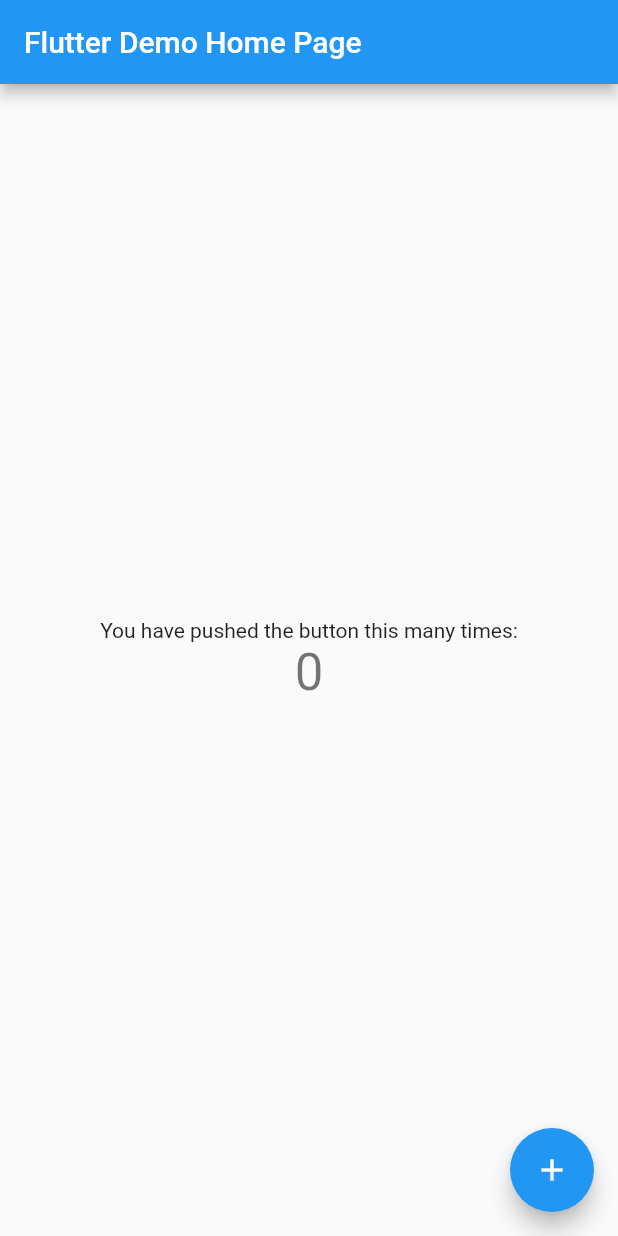
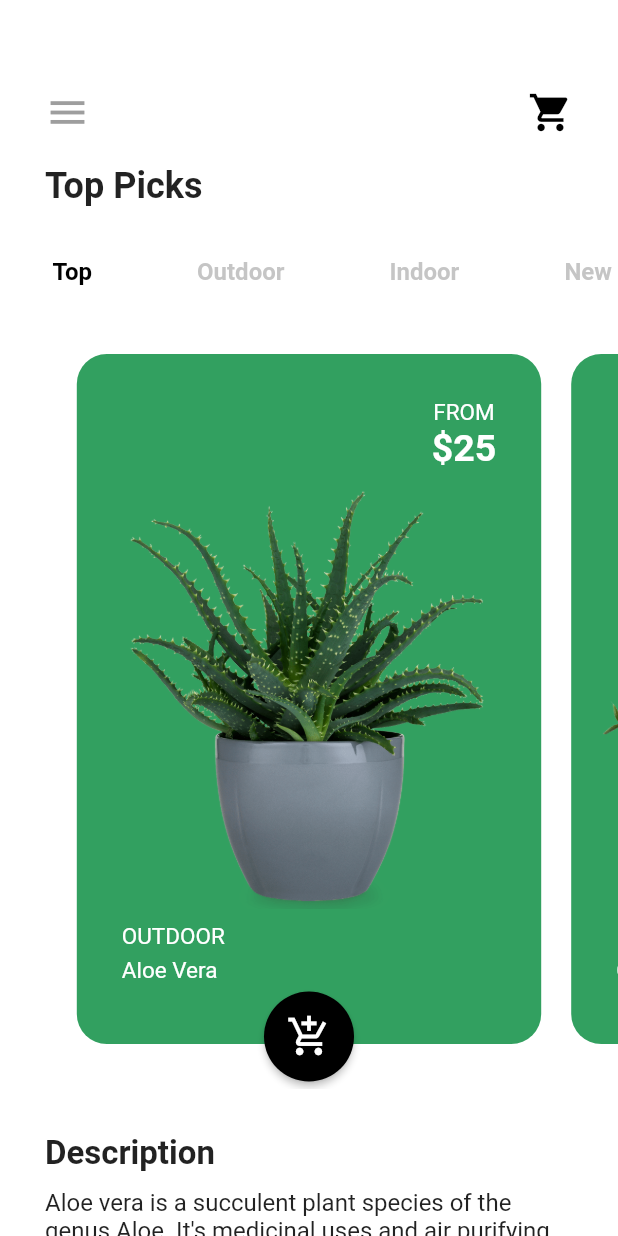
Before and after one commit to iamgouravturka/flutter-plant-app-ui, a Flutter app: the screen it shows after launch, on a phone screen of 412 x 824 dp. Run offline on Flutter 3.47's test engine with Material 2 defaults, Android fonts, the phone set to English and light mode, and no system bars.

```diff
--- a/lib/main.dart
+++ b/lib/main.dart
@@ -1,4 +1,5 @@
 import 'package:flutter/material.dart';
+import 'package:plant_app_ui/plantAppUI/plant_main_screen.dart';
 
 void main() => runApp(MyApp());
 
@@ -7,105 +8,8 @@ class MyApp extends StatelessWidget {
   @override
   Widget build(BuildContext context) {
     return MaterialApp(
-      title: 'Flutter Demo',
-      theme: ThemeData(
-        // This is the theme of your application.
-        //
-        // Try running your application with "flutter run". You'll see the
-        // application has a blue toolbar. Then, without quitting the app, try
-        // changing the primarySwatch below to Colors.green and then invoke
-        // "hot reload" (press "r" in the console where you ran "flutter run",
-        // or simply save your changes to "hot reload" in a Flutter IDE).
-        // Notice that the counter didn't reset back to zero; the application
-        // is not restarted.
-        primarySwatch: Colors.blue,
-      ),
-      home: MyHomePage(title: 'Flutter Demo Home Page'),
+      debugShowCheckedModeBanner: false,
+      home: PlantMainScreen(),
     );
   }
 }
-
-class MyHomePage extends StatefulWidget {
-  MyHomePage({Key key, this.title}) : super(key: key);
-
-  // This widget is the home page of your application. It is stateful, meaning
-  // that it has a State object (defined below) that contains fields that affect
-  // how it looks.
-
-  // This class is the configuration for the state. It holds the values (in this
-  // case the title) provided by the parent (in this case the App widget) and
-  // used by the build method of the State. Fields in a Widget subclass are
-  // always marked "final".
-
-  final String title;
-
-  @override
-  _MyHomePageState createState() => _MyHomePageState();
-}
-
-class _MyHomePageState extends State<MyHomePage> {
-  int _counter = 0;
-
-  void _incrementCounter() {
-    setState(() {
-      // This call to setState tells the Flutter framework that something has
-      // changed in this State, which causes it to rerun the build method below
-      // so that the display can reflect the updated values. If we changed
-      // _counter without calling setState(), then the build method would not be
-      // called again, and so nothing would appear to happen.
-      _counter++;
-    });
-  }
-
-  @override
-  Widget build(BuildContext context) {
-    // This method is rerun every time setState is called, for instance as done
-    // by the _incrementCounter method above.
-    //
-    // The Flutter framework has been optimized to make rerunning build methods
-    // fast, so that you can just rebuild anything that needs updating rather
-    // than having to individually change instances of widgets.
-    return Scaffold(
-      appBar: AppBar(
-        // Here we take the value from the MyHomePage object that was created by
-        // the App.build method, and use it to set our appbar title.
-        title: Text(widget.title),
-      ),
-      body: Center(
-        // Center is a layout widget. It takes a single child and positions it
-        // in the middle of the parent.
-        child: Column(
-          // Column is also a layout widget. It takes a list of children and
-          // arranges them vertically. By default, it sizes itself to fit its
-          // children horizontally, and tries to be as tall as its parent.
-          //
-          // Invoke "debug painting" (press "p" in the console, choose the
-          // "Toggle Debug Paint" action from the Flutter Inspector in Android
-          // Studio, or the "Toggle Debug Paint" command in Visual Studio Code)
-          // to see the wireframe for each widget.
-          //
-          // Column has various properties to control how it sizes itself and
-          // how it positions its children. Here we use mainAxisAlignment to
-          // center the children vertically; the main axis here is the vertical
-          // axis because Columns are vertical (the cross axis would be
-          // horizontal).
-          mainAxisAlignment: MainAxisAlignment.center,
-          children: <Widget>[
-            Text(
-              'You have pushed the button this many times:',
-            ),
-            Text(
-              '$_counter',
-              style: Theme.of(context).textTheme.display1,
-            ),
-          ],
-        ),
-      ),
-      floatingActionButton: FloatingActionButton(
-        onPressed: _incrementCounter,
-        tooltip: 'Increment',
-        child: Icon(Icons.add),
-      ), // This trailing comma makes auto-formatting nicer for build methods.
-    );
-  }
-}
--- /dev/null
+++ b/lib/plantAppUI/models/plant_model.dart
@@ -0,0 +1,47 @@
+class Plant {
+  final String imageUrl;
+  final String name;
+  final String category;
+  final int price;
+  final String size;
+  final String description;
+
+  Plant({
+    this.imageUrl,
+    this.name,
+    this.category,
+    this.price,
+    this.size,
+    this.description,
+  });
+}
+
+final List<Plant> plants = [
+  Plant(
+    imageUrl: 'assets/images/plant0.png',
+    name: 'Aloe Vera',
+    category: 'Outdoor',
+    price: 25,
+    size: 'Small',
+    description:
+        'Aloe vera is a succulent plant species of the genus Aloe. It\'s medicinal uses and air purifying ability make it an awesome plant.',
+  ),
+  Plant(
+    imageUrl: 'assets/images/plant1.png',
+    name: 'Cool Plant',
+    category: 'Indoor',
+    price: 30,
+    size: 'Medium',
+    description:
+        'Lorem ipsum dolor sit amet, consectetur adipiscing elit. Curabitur porta risus id urna luctus efficitur.',
+  ),
+  Plant(
+    imageUrl: 'assets/images/plant2.png',
+    name: 'Really Cool Plant',
+    category: 'New Arrival',
+    price: 42,
+    size: 'Large',
+    description:
+        'Lorem ipsum dolor sit amet, consectetur adipiscing elit. Curabitur porta risus id urna luctus efficitur. Suspendisse vulputate faucibus est, a vehicula sem eleifend quis.',
+  ),
+];
--- /dev/null
+++ b/lib/plantAppUI/plant_main_screen.dart
@@ -0,0 +1,287 @@
+import 'package:flutter/material.dart';
+import 'package:flutter/services.dart';
+import 'package:plant_app_ui/plantAppUI/plant_screen.dart';
+
+import 'models/plant_model.dart';
+
+class PlantMainScreen extends StatefulWidget {
+  @override
+  _PlantMainScreenState createState() => _PlantMainScreenState();
+}
+
+class _PlantMainScreenState extends State<PlantMainScreen>
+    with SingleTickerProviderStateMixin {
+  //* --------------------Tab And PageView Components------------------
+  TabController _tabController;
+  PageController _pageController;
+  int _selectedPage = 0;
+
+//*---------------------------Selected Page----------------------------
+  _pageSelector(int index) {
+    final plantsData = plants[index];
+
+//*---------------------------Animation Stuff---------------------------
+    return AnimatedBuilder(
+      animation: _pageController,
+      builder: (BuildContext context, Widget widget) {
+        double value = 1;
+        if (_pageController.position.haveDimensions) {
+          value = _pageController.page - index;
+          value = (1 - (value.abs() * 0.3)).clamp(0.0, 1.0);
+        }
+
+        return Center(
+          child: SizedBox(
+            height: Curves.easeInOut.transform(value) * 500.0,
+            width: Curves.easeInOut.transform(value) * 400.0,
+            child: widget,
+          ),
+        );
+      },
+
+      //*-------------------Click Handle on page view image------------------------
+      child: GestureDetector(
+        onTap: () => Navigator.push(
+            context,
+
+            //*-------------------Navigate to next page----------------------------
+            MaterialPageRoute(
+                builder: (_) => PlantScreen(
+                      plant: plantsData,
+                    ))),
+
+        //*----------------------Plant image view----------------------------------
+        child: Stack(
+          alignment: Alignment.center,
+          children: <Widget>[
+            Container(
+              decoration: BoxDecoration(
+                  color: Color(0xFF32A060),
+                  borderRadius: BorderRadius.circular(20.0)),
+              margin: EdgeInsets.fromLTRB(10.0, 10.0, 10.0, 30.0),
+              child: Stack(
+                children: <Widget>[
+                  Center(
+                    child: Hero(
+                      tag: plants[index].imageUrl,
+                      child: Image(
+                          height: 280.0,
+                          width: 280.0,
+
+                          //*---------------------------Plant image----------------
+                          image: AssetImage('assets/images/plant$index.png'),
+                          fit: BoxFit.cover),
+                    ),
+                  ),
+                  Positioned(
+                    top: 30.0,
+                    right: 30.0,
+                    child: Column(
+                      crossAxisAlignment: CrossAxisAlignment.center,
+                      children: <Widget>[
+                        Text(
+                          'FROM',
+                          style: TextStyle(color: Colors.white, fontSize: 15.0),
+                        ),
+
+                        //*---------------------------Plant Price-------------------
+                        Text(
+                          '\$${plantsData.price}',
+                          style: TextStyle(
+                              color: Colors.white,
+                              fontSize: 25.0,
+                              fontWeight: FontWeight.w600),
+                        ),
+                      ],
+                    ),
+                  ),
+                  Positioned(
+                    left: 30.0,
+                    bottom: 40.0,
+                    child: Column(
+                      crossAxisAlignment: CrossAxisAlignment.start,
+                      children: <Widget>[
+                        Text(
+                          plantsData.category.toUpperCase(),
+                          style: TextStyle(color: Colors.white, fontSize: 15.0),
+                        ),
+                        SizedBox(height: 5.0),
+
+                        //*---------------------------Plant Name--------------------
+                        Text(
+                          plantsData.name,
+                          style: TextStyle(color: Colors.white, fontSize: 15.0),
+                        ),
+                      ],
+                    ),
+                  )
+                ],
+              ),
+            ),
+
+            //*---------------------------Shppping Cart--------------------------------
+            Positioned(
+              bottom: 5.0,
+              child: RawMaterialButton(
+                padding: EdgeInsets.all(15.0),
+                shape: CircleBorder(),
+                elevation: 2.0,
+                fillColor: Colors.black,
+                child: Icon(
+                  Icons.add_shopping_cart,
+                  color: Colors.white,
+                  size: 30.0,
+                ),
+                onPressed: () => 'Add To Cart',
+              ),
+            )
+          ],
+        ),
+      ),
+    );
+  }
+
+  @override
+  void initState() {
+    // TODO: implement initState
+    super.initState();
+
+    _tabController = TabController(initialIndex: 0, length: 5, vsync: this);
+    _pageController = PageController(initialPage: 0, viewportFraction: 0.8);
+  }
+
+  @override
+  Widget build(BuildContext context) {
+    return Scaffold(
+      backgroundColor: Colors.white,
+      body: AnnotatedRegion<SystemUiOverlayStyle>(
+        value: SystemUiOverlayStyle.dark,
+        child: ListView(
+          padding: EdgeInsets.symmetric(vertical: 60.0),
+          children: <Widget>[
+            Padding(
+              padding: EdgeInsets.symmetric(horizontal: 30.0),
+
+              //*------------------Top Bar Menu And Shopping Icon-------------------
+              child: Row(
+                mainAxisAlignment: MainAxisAlignment.spaceBetween,
+                children: <Widget>[
+                  Icon(
+                    Icons.menu,
+                    size: 30.0,
+                    color: Colors.grey,
+                  ),
+                  Icon(
+                    Icons.shopping_cart,
+                    size: 30.0,
+                    color: Colors.black,
+                  )
+                ],
+              ),
+            ),
+            SizedBox(height: 20.0),
+
+            //*------------------Top Pics Text----------------------------------
+            Padding(
+              padding: EdgeInsets.only(left: 30.0),
+              child: Text(
+                'Top Picks',
+                style: TextStyle(fontSize: 24.0, fontWeight: FontWeight.w600),
+              ),
+            ),
+            SizedBox(height: 20.0),
+
+            //*-------------------------Tab Bar Setup---------------------------
+            TabBar(
+              controller: _tabController,
+              indicatorColor: Colors.transparent,
+              labelColor: Colors.black,
+              unselectedLabelColor: Colors.grey.withOpacity(0.6),
+              labelPadding: EdgeInsets.symmetric(horizontal: 35.0),
+              isScrollable: true,
+              tabs: <Widget>[
+                Tab(
+                  child: Text(
+                    'Top',
+                    style:
+                        TextStyle(fontSize: 16.0, fontWeight: FontWeight.bold),
+                  ),
+                ),
+                Tab(
+                  child: Text(
+                    'Outdoor',
+                    style:
+                        TextStyle(fontSize: 16.0, fontWeight: FontWeight.bold),
+                  ),
+                ),
+                Tab(
+                  child: Text(
+                    'Indoor',
+                    style:
+                        TextStyle(fontSize: 16.0, fontWeight: FontWeight.bold),
+                  ),
+                ),
+                Tab(
+                  child: Text(
+                    'New Arrival',
+                    style:
+                        TextStyle(fontSize: 16.0, fontWeight: FontWeight.bold),
+                  ),
+                ),
+                Tab(
+                  child: Text(
+                    'Limited Edition',
+                    style:
+                        TextStyle(fontSize: 16.0, fontWeight: FontWeight.bold),
+                  ),
+                )
+              ],
+            ),
+            SizedBox(height: 20.0),
+
+            //*-----------------------Main Page View Setup-----------------------------
+            Container(
+              height: 500.0,
+              width: double.infinity,
+              child: PageView.builder(
+                controller: _pageController,
+                onPageChanged: (int index) {
+                  setState(() {
+                    _selectedPage = index;
+                  });
+                },
+                itemCount: plants.length,
+                itemBuilder: (context, index) {
+                  return _pageSelector(index);
+                },
+              ),
+            ),
+
+            //*-----------------------Description Text-----------------------------
+            Padding(
+              padding: EdgeInsets.all(30.0),
+              child: Column(
+                crossAxisAlignment: CrossAxisAlignment.start,
+                children: <Widget>[
+                  Text(
+                    'Description',
+                    style:
+                        TextStyle(fontSize: 22.0, fontWeight: FontWeight.w600),
+                  ),
+                  SizedBox(height: 10.0),
+                  Text(
+                    plants[_selectedPage].description,
+                    style: TextStyle(
+                      fontSize: 16.0,
+                      color: Colors.black87,
+                    ),
+                  )
+                ],
+              ),
+            )
+          ],
+        ),
+      ),
+    );
+  }
+}
```
Also changed, not shown: lib/plantAppUI/plant_screen.dart (added, +206 -0 lines), pubspec.yaml (+2 -8 lines), assets/images/plant0.png (added), assets/images/plant1.png (added), assets/images/plant2.png (added).
